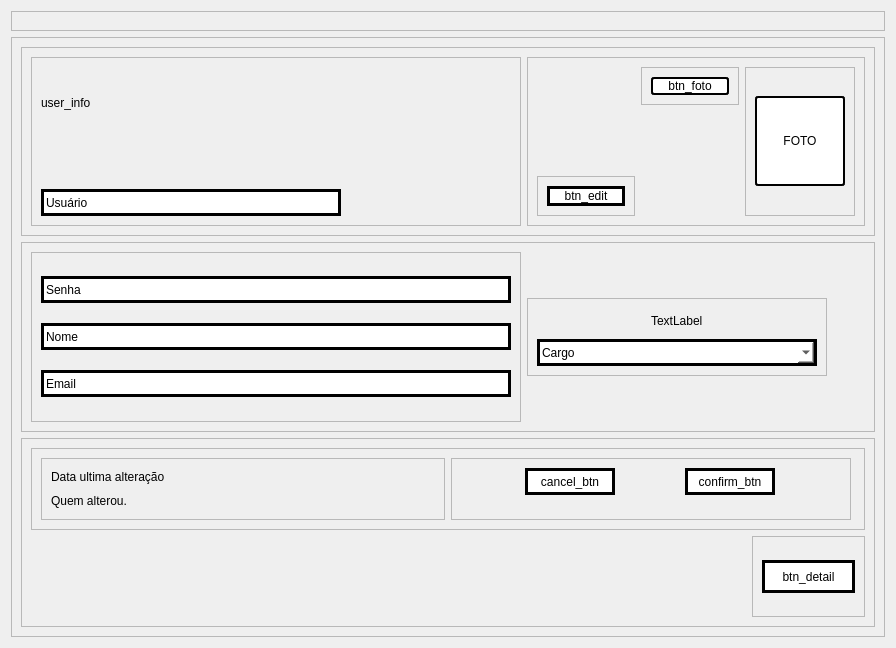
The window that PATP/asset_ctrl/templates/interfaces/user_info.ui (eduardogm22/controle_patrimonio) describes before a commit, drawn with Qt 5.
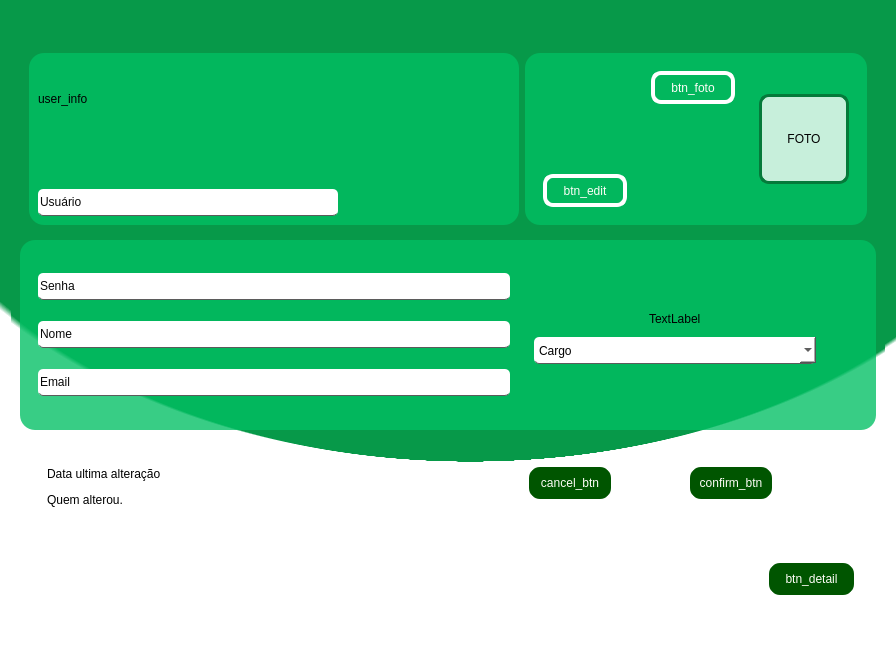
The same window after the commit.

```diff
--- a/PATP/asset_ctrl/templates/interfaces/user_info.ui
+++ b/PATP/asset_ctrl/templates/interfaces/user_info.ui
@@ -13,6 +13,12 @@
   <property name="windowTitle">
    <string>Form</string>
   </property>
+  <property name="styleSheet">
+   <string notr="true">background-color : rgb(255, 248, 248);
+
+background-color:qradialgradient(spread:pad, cx:0.525, cy:0, radius:0.711, fx:0.550202, fy:0.709842, stop:0.641791 rgba(7, 153, 73, 255), stop:0.965174 rgba(7, 153, 73, 255), stop:1 rgba(255, 255, 255, 255));
+border-radius:15px;</string>
+  </property>
   <layout class="QVBoxLayout" name="verticalLayout">
    <item>
     <widget class="QFrame" name="frame_user_details">
@@ -22,6 +28,10 @@
        <height>0</height>
       </size>
      </property>
+     <property name="styleSheet">
+      <string notr="true">background-color: 0;
+border-bottom:0</string>
+     </property>
      <property name="frameShape">
       <enum>QFrame::StyledPanel</enum>
      </property>
@@ -48,6 +58,9 @@
      <layout class="QVBoxLayout" name="verticalLayout_2">
       <item>
        <widget class="QFrame" name="frame_6">
+        <property name="styleSheet">
+         <string notr="true">background-color:0;</string>
+        </property>
         <property name="frameShape">
          <enum>QFrame::StyledPanel</enum>
         </property>
@@ -69,6 +82,10 @@
              <height>16777215</height>
             </size>
            </property>
+           <property name="styleSheet">
+            <string notr="true">background-color : rgba(0, 191, 99,199);
+border-radius: 15px;</string>
+           </property>
            <property name="frameShape">
             <enum>QFrame::StyledPanel</enum>
            </property>
@@ -90,6 +107,10 @@
                 <height>90</height>
                </size>
               </property>
+              <property name="styleSheet">
+               <string notr="true">background-color: 0;
+border-bottom:0</string>
+              </property>
               <property name="text">
                <string>user_info</string>
               </property>
@@ -110,8 +131,14 @@
                </size>
               </property>
               <property name="styleSheet">
-               <string notr="true">background-color:white;
-border:3px solid black;</string>
+               <string notr="true">QLineEdit{
+	color:rgb(8, 8, 8);
+background-color:white;
+border-radius: 5px;
+border-bottom: 1px solid rgb(91, 91, 91)
+}
+
+QLineEdit:hover{background-color:rgb(238, 234, 233);color:rgb(181, 178, 177)}</string>
               </property>
               <property name="text">
                <string>Usuário</string>
@@ -123,6 +150,10 @@
          </item>
          <item>
           <widget class="QFrame" name="frame_3">
+           <property name="styleSheet">
+            <string notr="true">background-color : rgba(0, 191, 99,199);
+border-radius: 15px;</string>
+           </property>
            <property name="frameShape">
             <enum>QFrame::StyledPanel</enum>
            </property>
@@ -132,6 +163,10 @@
            <layout class="QHBoxLayout" name="horizontalLayout_3">
             <item alignment="Qt::AlignBottom">
              <widget class="QFrame" name="frame_9">
+              <property name="styleSheet">
+               <string notr="true">background-color: 0;
+border-bottom:0</string>
+              </property>
               <property name="frameShape">
                <enum>QFrame::StyledPanel</enum>
               </property>
@@ -141,12 +176,31 @@
               <layout class="QVBoxLayout" name="verticalLayout_5">
                <item>
                 <widget class="QPushButton" name="pushButton_3">
+                 <property name="minimumSize">
+                  <size>
+                   <width>0</width>
+                   <height>33</height>
+                  </size>
+                 </property>
                  <property name="cursor">
                   <cursorShape>PointingHandCursor</cursorShape>
                  </property>
                  <property name="styleSheet">
-                  <string notr="true">background-color:white;
-border:3px solid black;</string>
+                  <string notr="true">QPushButton { color:rgb(254, 253, 247);
+	border-radius:10px;		
+	border: 4px solid rgb(255, 255, 255);
+
+ }
+
+QPushButton:hover{background-color:#057A3A;color:white}
+
+QPushButton:pressed{
+ padding-left: 5px;
+ padding-top:5px;
+ 
+	background-color: rgb(0, 85, 0);
+ 
+}</string>
                  </property>
                  <property name="text">
                   <string>btn_edit</string>
@@ -158,6 +212,10 @@
             </item>
             <item alignment="Qt::AlignTop">
              <widget class="QFrame" name="frame_10">
+              <property name="styleSheet">
+               <string notr="true">background-color: 0;
+border-bottom:0</string>
+              </property>
               <property name="frameShape">
                <enum>QFrame::StyledPanel</enum>
               </property>
@@ -167,13 +225,31 @@
               <layout class="QVBoxLayout" name="verticalLayout_3">
                <item>
                 <widget class="QPushButton" name="pushButton_2">
+                 <property name="minimumSize">
+                  <size>
+                   <width>0</width>
+                   <height>33</height>
+                  </size>
+                 </property>
                  <property name="cursor">
                   <cursorShape>PointingHandCursor</cursorShape>
                  </property>
                  <property name="styleSheet">
-                  <string notr="true">background-color:white;
-border-radius: 3px;
-border:2px solid black;</string>
+                  <string notr="true">QPushButton { color:rgb(254, 253, 247);
+	border-radius:10px;		
+	border: 4px solid rgb(255, 255, 255);
+
+ }
+
+QPushButton:hover{background-color:#057A3A;color:white}
+
+QPushButton:pressed{
+ padding-left: 5px;
+ padding-top:5px;
+ 
+	background-color: rgb(0, 85, 0);
+ 
+}</string>
                  </property>
                  <property name="text">
                   <string>btn_foto</string>
@@ -185,6 +261,10 @@
             </item>
             <item alignment="Qt::AlignHCenter">
              <widget class="QFrame" name="frame_11">
+              <property name="styleSheet">
+               <string notr="true">background-color: 0;
+border-bottom:0</string>
+              </property>
               <property name="frameShape">
                <enum>QFrame::StyledPanel</enum>
               </property>
@@ -207,9 +287,9 @@
                   </size>
                  </property>
                  <property name="styleSheet">
-                  <string notr="true">background-color:white;
-border-radius: 3px;
-border:2px solid black;</string>
+                  <string notr="true">background-color:rgba(255, 255, 255,199);
+border:3px solid #057A3A;
+border-radius:10px</string>
                  </property>
                  <property name="text">
                   <string>FOTO</string>
@@ -227,6 +307,10 @@
       </item>
       <item>
        <widget class="QFrame" name="frame_4">
+        <property name="styleSheet">
+         <string notr="true">background-color : rgba(0, 191, 99,199);
+border-radius: 15px;</string>
+        </property>
         <property name="frameShape">
          <enum>QFrame::StyledPanel</enum>
         </property>
@@ -242,6 +326,10 @@
              <height>16777215</height>
             </size>
            </property>
+           <property name="styleSheet">
+            <string notr="true">background-color: 0;
+border-bottom:0</string>
+           </property>
            <property name="frameShape">
             <enum>QFrame::StyledPanel</enum>
            </property>
@@ -264,8 +352,14 @@
                </size>
               </property>
               <property name="styleSheet">
-               <string notr="true">background-color:white;
-border:3px solid black;</string>
+               <string notr="true">QLineEdit{
+	color:rgb(8, 8, 8);
+background-color:white;
+border-radius: 5px;
+border-bottom: 1px solid rgb(91, 91, 91)
+}
+
+QLineEdit:hover{background-color:rgb(238, 234, 233);color:rgb(181, 178, 177)}</string>
               </property>
               <property name="text">
                <string>Senha</string>
@@ -287,8 +381,14 @@
                </size>
               </property>
               <property name="styleSheet">
-               <string notr="true">background-color:white;
-border:3px solid black;</string>
+               <string notr="true">QLineEdit{
+	color:rgb(8, 8, 8);
+background-color:white;
+border-radius: 5px;
+border-bottom: 1px solid rgb(91, 91, 91)
+}
+
+QLineEdit:hover{background-color:rgb(238, 234, 233);color:rgb(181, 178, 177)}</string>
               </property>
               <property name="text">
                <string>Nome</string>
@@ -310,8 +410,14 @@
                </size>
               </property>
               <property name="styleSheet">
-               <string notr="true">background-color:white;
-border:3px solid black;</string>
+               <string notr="true">QLineEdit{
+	color:rgb(8, 8, 8);
+background-color:white;
+border-radius: 5px;
+border-bottom: 1px solid rgb(91, 91, 91)
+}
+
+QLineEdit:hover{background-color:rgb(238, 234, 233);color:rgb(181, 178, 177)}</string>
               </property>
               <property name="text">
                <string>Email</string>
@@ -335,6 +441,10 @@
              <height>16777215</height>
             </size>
            </property>
+           <property name="styleSheet">
+            <string notr="true">background-color: 0;
+border-bottom:0</string>
+           </property>
            <property name="frameShape">
             <enum>QFrame::StyledPanel</enum>
            </property>
@@ -376,8 +486,13 @@
                </size>
               </property>
               <property name="styleSheet">
-               <string notr="true">background-color:white;
-border:3px solid black;</string>
+               <string notr="true">QComboBox{background-color:white;
+border-radius: 15px;
+border-radius: 5px;
+border-bottom: 1px solid rgb(91, 91, 91)}
+
+
+ </string>
               </property>
               <item>
                <property name="text">
@@ -394,6 +509,9 @@
       </item>
       <item>
        <widget class="QFrame" name="frame_5">
+        <property name="styleSheet">
+         <string notr="true">background-color:0;</string>
+        </property>
         <property name="frameShape">
          <enum>QFrame::StyledPanel</enum>
         </property>
@@ -462,21 +580,35 @@
                  <property name="minimumSize">
                   <size>
                    <width>90</width>
-                   <height>27</height>
+                   <height>40</height>
                   </size>
                  </property>
                  <property name="maximumSize">
                   <size>
                    <width>90</width>
-                   <height>27</height>
+                   <height>50</height>
                   </size>
                  </property>
                  <property name="cursor">
                   <cursorShape>PointingHandCursor</cursorShape>
                  </property>
                  <property name="styleSheet">
-                  <string notr="true">background-color:white;
-border:3px solid black;</string>
+                  <string notr="true">QPushButton { color:rgb(254, 253, 247);
+	border-radius:15px;		
+	border: 4px solid rgb(255, 255, 255);
+	background-color: rgb(0, 85, 0);
+
+ }
+
+QPushButton:hover{background-color:#057A3A;color:white}
+
+QPushButton:pressed{
+ padding-left: 5px;
+ padding-top:5px;
+ 
+	background-color: rgb(0, 85, 0);
+ 
+}</string>
                  </property>
                  <property name="text">
                   <string>cancel_btn</string>
@@ -488,21 +620,35 @@
                  <property name="minimumSize">
                   <size>
                    <width>90</width>
-                   <height>27</height>
+                   <height>40</height>
                   </size>
                  </property>
                  <property name="maximumSize">
                   <size>
                    <width>90</width>
-                   <height>27</height>
+                   <height>50</height>
                   </size>
                  </property>
                  <property name="cursor">
                   <cursorShape>PointingHandCursor</cursorShape>
                  </property>
                  <property name="styleSheet">
-                  <string notr="true">background-color:white;
-border:3px solid black;</string>
+                  <string notr="true">QPushButton { color:rgb(254, 253, 247);
+	border-radius:15px;		
+	border: 4px solid rgb(255, 255, 255);
+	background-color: rgb(0, 85, 0);
+
+ }
+
+QPushButton:hover{background-color:#057A3A;color:white}
+
+QPushButton:pressed{
+ padding-left: 5px;
+ padding-top:5px;
+ 
+	background-color: rgb(0, 85, 0);
+ 
+}</string>
                  </property>
                  <property name="text">
                   <string>confirm_btn</string>
@@ -529,7 +675,7 @@
               <property name="minimumSize">
                <size>
                 <width>93</width>
-                <height>33</height>
+                <height>40</height>
                </size>
               </property>
               <property name="maximumSize">
@@ -542,8 +688,22 @@
                <cursorShape>PointingHandCursor</cursorShape>
               </property>
               <property name="styleSheet">
-               <string notr="true">background-color:white;
-border:3px solid black;</string>
+               <string notr="true">QPushButton { color:rgb(254, 253, 247);
+	border-radius:15px;		
+	border: 4px solid rgb(255, 255, 255);
+	background-color: rgb(0, 85, 0);
+
+ }
+
+QPushButton:hover{background-color:#057A3A;color:white}
+
+QPushButton:pressed{
+ padding-left: 5px;
+ padding-top:5px;
+ 
+	background-color: rgb(0, 85, 0);
+ 
+}</string>
               </property>
               <property name="text">
                <string>btn_detail</string>
```
